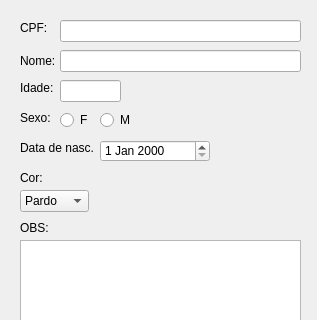
MarioCarvalhoBr/curso-python-2022, file modulo-2/cadastro_clientes/editar.ui: the form before one commit; both pictures show x 0 to 317 and y 0 to 320 of the 317 by 511 pixel window.
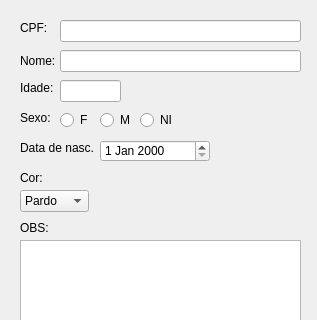
The form after the commit.

```diff
--- a/modulo-2/cadastro_clientes/editar.ui
+++ b/modulo-2/cadastro_clientes/editar.ui
@@ -45,7 +45,7 @@
      <rect>
       <x>100</x>
       <y>110</y>
-      <width>89</width>
+      <width>31</width>
       <height>20</height>
      </rect>
     </property>
@@ -178,7 +178,7 @@
      <rect>
       <x>60</x>
       <y>110</y>
-      <width>89</width>
+      <width>31</width>
       <height>20</height>
      </rect>
     </property>
@@ -232,6 +232,19 @@
      </rect>
     </property>
    </widget>
+   <widget class="QRadioButton" name="btnr_ni">
+    <property name="geometry">
+     <rect>
+      <x>140</x>
+      <y>110</y>
+      <width>41</width>
+      <height>20</height>
+     </rect>
+    </property>
+    <property name="text">
+     <string>NI</string>
+    </property>
+   </widget>
   </widget>
   <widget class="QMenuBar" name="menubar">
    <property name="geometry">
```
Left out of the diff: 2 changed lines with no effect on the pictures.
